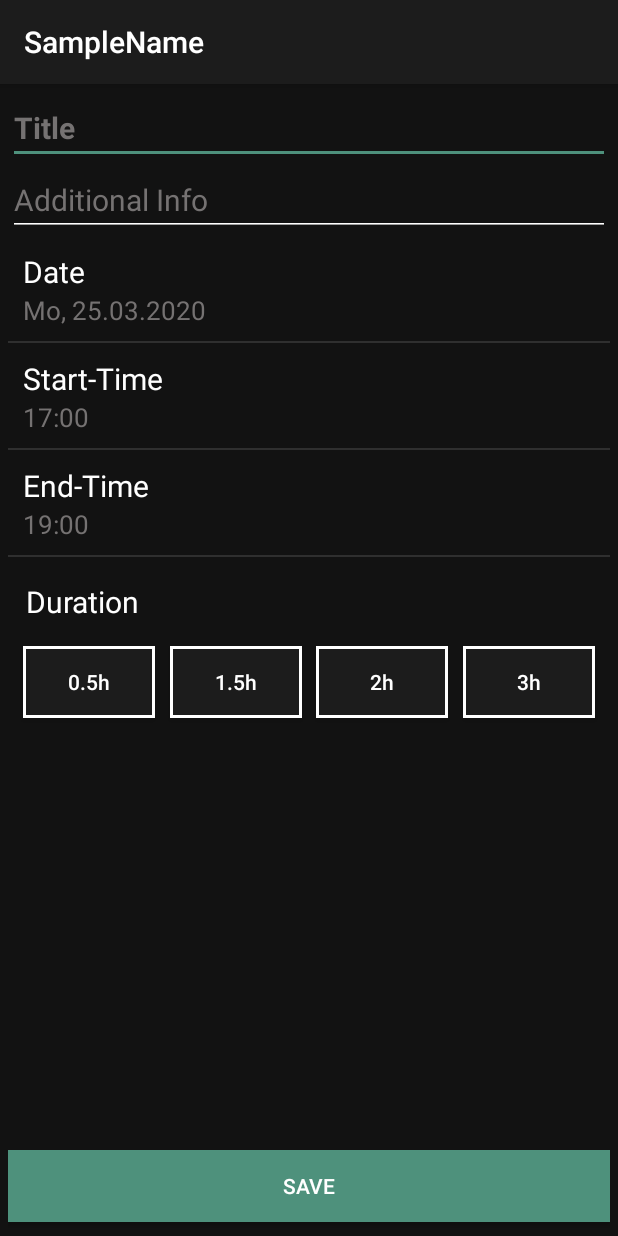
After one commit to RayLeaf-Studios/PocketPlan, an Android app: the fragment CreateTermFragment shown on its own in the app's theme, on a phone screen of 412 x 824 dp. The commit adds this screen. Run offline under Robolectric (Android 15) with nearby library versions, the phone set to English and light mode, and no system bars; Roboto replaces fonts that are not available here.

Commit message:
foundation for calender UI

```diff
--- a/app/src/main/java/com/example/j7_003/ToDo.txt
+++ b/app/src/main/java/com/example/j7_003/ToDo.txt
@@ -58,11 +58,10 @@ Modules: test test
     7 MainPanel
 
 important Tasks:
-    - fix and adapt sleep reminder remaining wake duration
-        -> rethink the SleepReminder to use different reminders for each week day
-
+     - fix remaining wake time string for every occasion (bis zur wakeup time, verbal ins bett schicken)
 
 random tasks:
+    - live update sleepreminder time
     - design home panel
     - optimize ui updating in sleep fragment
     - remove ability to scroll in addtask textline
--- /dev/null
+++ b/app/src/main/java/com/example/j7_003/fragments/CreateTermFragment.kt
@@ -0,0 +1,112 @@
+package com.example.j7_003.fragments
+
+import android.os.Bundle
+import androidx.fragment.app.Fragment
+import android.view.LayoutInflater
+import android.view.View
+import android.view.ViewGroup
+import android.widget.Button
+import android.widget.DatePicker
+import android.widget.EditText
+import android.widget.TextView
+import androidx.constraintlayout.widget.ConstraintLayout
+import com.example.j7_003.R
+import kotlinx.android.synthetic.main.fragment_create_term.view.*
+import kotlinx.android.synthetic.main.fragment_write_note.*
+import org.w3c.dom.Text
+
+/**
+ * A simple [Fragment] subclass.
+ */
+class CreateTermFragment : Fragment() {
+
+    lateinit var etTermTitle: EditText
+    lateinit var etTermInfo: EditText
+    lateinit var tvTermDate: TextView
+    lateinit var tvTermTime: TextView
+
+    lateinit var panelTermDate: ConstraintLayout
+    lateinit var panelTermTime: ConstraintLayout
+
+    lateinit var btnDuration30m: Button
+    lateinit var btnDuration90m: Button
+    lateinit var btnDuration120m: Button
+    lateinit var btnDuration180m: Button
+
+    lateinit var btnSaveTerm: Button
+    lateinit var myView: View
+
+
+    override fun onCreateView(
+        inflater: LayoutInflater, container: ViewGroup?,
+        savedInstanceState: Bundle?
+    ): View? {
+        myView = inflater.inflate(R.layout.fragment_create_term, container, false)
+
+        //input for title and info
+        etTermTitle = myView.etTermTitle
+        etTermInfo = myView.etTermInfo
+
+        //display of date and time
+         tvTermDate = myView.tvTermDate
+         tvTermTime = myView.tvTermTime
+
+        //panels to tap to pick date and time
+         panelTermDate = myView.panelTermDate
+         panelTermTime = myView.panelTermTime
+
+        //buttons for quick duration
+         btnDuration30m = myView.btnDuration30m
+         btnDuration90m = myView.btnDuration90m
+         btnDuration120m = myView.btnDuration120m
+         btnDuration180m = myView.btnDuration180m
+
+        //button to save term
+         btnSaveTerm = myView.btnSaveTerm
+
+        //duration button onclick listeners
+        btnDuration30m.setOnClickListener{
+            addDuration(30)
+        }
+
+        btnDuration90m.setOnClickListener{
+            addDuration(90)
+        }
+
+        btnDuration120m.setOnClickListener{
+            addDuration(120)
+        }
+
+        btnDuration180m.setOnClickListener{
+            addDuration(180)
+        }
+
+        //time and date panels
+        panelTermDate.setOnClickListener{
+            openDatePicker()
+        }
+
+        panelTermTime.setOnClickListener{
+            openTimePicker()
+        }
+
+        btnSaveTerm.setOnClickListener(){
+            saveTerm()
+        }
+        return myView
+    }
+
+    fun addDuration(minutes: Int){
+
+    }
+
+    fun saveTerm(){
+        val termTitle = etTermTitle.text
+        val termInfo = etTermInfo.text
+    }
+
+    fun openDatePicker(){}
+
+    fun openTimePicker(){}
+
+}
--- /dev/null
+++ b/app/src/main/res/drawable/line_white.xml
@@ -0,0 +1,15 @@
+<?xml version="1.0" encoding="utf-8"?>
+<shape xmlns:android="http://schemas.android.com/apk/res/android" >
+    <stroke
+        android:width="2dp"
+        android:color="@color/colorOnBackGround" />
+
+    <solid android:color="@color/colorBackgroundElevated" />
+    <padding
+        android:left="1dp"
+        android:right="1dp"
+        android:bottom="1dp"
+        android:top="1dp" />
+
+    <corners android:radius="0dp" />
+</shape>
--- a/app/src/main/res/layout/fragment_calender.xml
+++ b/app/src/main/res/layout/fragment_calender.xml
@@ -8,16 +8,5 @@
     android:background="@color/colorBackground"
     tools:context=".fragments.CalenderFragment">
 
-    <TextView
-        android:id="@+id/textView"
-        android:layout_width="wrap_content"
-        android:layout_height="wrap_content"
-        android:text="Calender"
-        android:textColor="@color/colorOnBackGround"
-        android:textSize="30sp"
-        app:layout_constraintBottom_toBottomOf="parent"
-        app:layout_constraintEnd_toEndOf="parent"
-        app:layout_constraintStart_toStartOf="parent"
-        app:layout_constraintTop_toTopOf="parent" />
 
 </androidx.constraintlayout.widget.ConstraintLayout>
--- /dev/null
+++ b/app/src/main/res/layout/fragment_create_term.xml
@@ -0,0 +1,244 @@
+<?xml version="1.0" encoding="utf-8"?>
+<androidx.constraintlayout.widget.ConstraintLayout xmlns:android="http://schemas.android.com/apk/res/android"
+    xmlns:app="http://schemas.android.com/apk/res-auto"
+    xmlns:tools="http://schemas.android.com/tools"
+    android:layout_width="match_parent"
+    android:layout_height="match_parent"
+    android:background="@color/colorBackground"
+    android:padding="5dp">
+
+    <EditText
+        android:id="@+id/etTermTitle"
+        android:layout_width="match_parent"
+        android:layout_height="wrap_content"
+        android:ems="10"
+        android:gravity="start"
+        android:hint="Title"
+        android:inputType="text"
+        android:maxLength="40"
+        android:textColor="@color/colorOnBackGround"
+        android:textColorHint="@color/colorHint"
+        android:textSize="20sp"
+        android:textStyle="bold"
+        app:layout_constraintEnd_toEndOf="parent"
+        app:layout_constraintStart_toStartOf="parent"
+        app:layout_constraintTop_toTopOf="parent" />
+
+    <EditText
+        android:id="@+id/etTermInfo"
+        android:layout_width="match_parent"
+        android:layout_height="wrap_content"
+        android:ems="10"
+        android:gravity="start"
+        android:hint="Additional Info"
+        android:inputType="text"
+        android:maxLength="40"
+        android:textColor="@color/colorOnBackGround"
+        android:textColorHint="@color/colorHint"
+        android:textSize="20sp"
+        android:textStyle="normal"
+        app:layout_constraintEnd_toEndOf="parent"
+        app:layout_constraintStart_toStartOf="parent"
+        app:layout_constraintTop_toBottomOf="@+id/etTermTitle" />
+
+    <androidx.constraintlayout.widget.ConstraintLayout
+        android:id="@+id/panelTermDate"
+        android:layout_width="match_parent"
+        android:layout_height="wrap_content"
+        android:background="?attr/selectableItemBackground"
+        android:clickable="true"
+        android:focusable="true"
+        android:padding="10dp"
+        app:layout_constraintStart_toStartOf="parent"
+        app:layout_constraintTop_toBottomOf="@id/etTermInfo">
+
+        <TextView
+            android:id="@+id/tvTermTimePanel"
+            android:layout_width="wrap_content"
+            android:layout_height="wrap_content"
+            android:text="Date"
+            android:textColor="@color/colorOnBackGround"
+            android:textSize="20sp"
+            app:layout_constraintStart_toStartOf="parent"
+            app:layout_constraintTop_toTopOf="parent" />
+
+        <TextView
+            android:id="@+id/tvTermDate"
+            android:layout_width="wrap_content"
+            android:layout_height="wrap_content"
+            android:text="Mo, 25.03.2020"
+            android:textColor="@color/colorHint"
+            android:textSize="17sp"
+
+            app:layout_constraintStart_toStartOf="parent"
+            app:layout_constraintTop_toBottomOf="@+id/tvTermTimePanel" />
+
+    </androidx.constraintlayout.widget.ConstraintLayout>
+
+    <View
+        android:id="@+id/dividerBelowTermDate"
+        android:layout_width="match_parent"
+        android:layout_height="1dp"
+        android:background="?android:attr/listDivider"
+        app:layout_constraintBottom_toBottomOf="@+id/panelTermDate"
+        tools:layout_editor_absoluteX="5dp" />
+
+    <androidx.constraintlayout.widget.ConstraintLayout
+        android:id="@+id/panelTermTime"
+        android:layout_width="match_parent"
+        android:layout_height="wrap_content"
+        android:background="?attr/selectableItemBackground"
+        android:clickable="true"
+        android:focusable="true"
+        android:padding="10dp"
+        app:layout_constraintStart_toStartOf="parent"
+        app:layout_constraintTop_toBottomOf="@id/panelTermDate">
+
+        <TextView
+            android:id="@+id/tvTermTimeTitel"
+            android:layout_width="wrap_content"
+            android:layout_height="wrap_content"
+            android:text="Start-Time"
+            android:textColor="@color/colorOnBackGround"
+            android:textSize="20sp"
+            app:layout_constraintStart_toStartOf="parent"
+            app:layout_constraintTop_toTopOf="parent" />
+
+        <TextView
+            android:id="@+id/tvTermTime"
+            android:layout_width="wrap_content"
+            android:layout_height="wrap_content"
+            android:text="17:00"
+            android:textColor="@color/colorHint"
+            android:textSize="17sp"
+
+            app:layout_constraintStart_toStartOf="parent"
+            app:layout_constraintTop_toBottomOf="@+id/tvTermTimeTitel" />
+
+    </androidx.constraintlayout.widget.ConstraintLayout>
+
+    <View
+        android:id="@+id/dividerBelowStartTime"
+        android:layout_width="match_parent"
+        android:layout_height="1dp"
+        android:background="?android:attr/listDivider"
+        app:layout_constraintBottom_toBottomOf="@+id/panelTermTime"
+        tools:layout_editor_absoluteX="5dp" />
+
+    <androidx.constraintlayout.widget.ConstraintLayout
+        android:id="@+id/panelTermEndTime"
+        android:layout_width="match_parent"
+        android:layout_height="wrap_content"
+        android:background="?attr/selectableItemBackground"
+        android:clickable="true"
+        android:focusable="true"
+        android:padding="10dp"
+        app:layout_constraintStart_toStartOf="parent"
+        app:layout_constraintTop_toBottomOf="@id/panelTermTime">
+
+        <TextView
+            android:id="@+id/tvTermEndTimeTitel"
+            android:layout_width="wrap_content"
+            android:layout_height="wrap_content"
+            android:text="End-Time"
+            android:textColor="@color/colorOnBackGround"
+            android:textSize="20sp"
+            app:layout_constraintStart_toStartOf="parent"
+            app:layout_constraintTop_toTopOf="parent" />
+
+        <TextView
+            android:id="@+id/tvTermEndTime"
+            android:layout_width="wrap_content"
+            android:layout_height="wrap_content"
+            android:text="19:00"
+            android:textColor="@color/colorHint"
+            android:textSize="17sp"
+
+            app:layout_constraintStart_toStartOf="parent"
+            app:layout_constraintTop_toBottomOf="@+id/tvTermEndTimeTitel" />
+
+    </androidx.constraintlayout.widget.ConstraintLayout>
+
+    <View
+        android:id="@+id/dividerBelowWakeTime"
+        android:layout_width="match_parent"
+        android:layout_height="1dp"
+        android:background="?android:attr/listDivider"
+        app:layout_constraintBottom_toBottomOf="@+id/panelTermEndTime"
+        tools:layout_editor_absoluteX="5dp" />
+
+    <TextView
+        android:id="@+id/text3"
+        android:layout_width="wrap_content"
+        android:layout_height="wrap_content"
+        android:layout_marginStart="12dp"
+        android:layout_marginTop="16dp"
+        android:text="Duration"
+        android:textColor="@color/colorOnBackGround"
+        android:textSize="20sp"
+        app:layout_constraintStart_toStartOf="parent"
+        app:layout_constraintTop_toBottomOf="@+id/dividerBelowWakeTime" />
+
+    <Button
+        android:id="@+id/btnSaveTerm"
+        android:layout_width="match_parent"
+        android:layout_height="wrap_content"
+        android:layout_marginBottom="4dp"
+        android:background="@color/colorAccent"
+        android:text="SAVE"
+        app:layout_constraintBottom_toBottomOf="parent"
+        app:layout_constraintEnd_toEndOf="parent"
+        app:layout_constraintHorizontal_bias="0.498"
+        app:layout_constraintStart_toStartOf="parent" />
+
+
+
+    <Button
+        android:id="@+id/btnDuration30m"
+        android:layout_width="wrap_content"
+        android:layout_height="wrap_content"
+        android:layout_marginTop="16dp"
+        android:background="@drawable/line_white"
+        android:text="0.5h"
+        android:textAllCaps="false"
+        app:layout_constraintEnd_toStartOf="@+id/btnDuration90m"
+        app:layout_constraintHorizontal_bias="0.5"
+        app:layout_constraintStart_toStartOf="parent"
+        app:layout_constraintTop_toBottomOf="@+id/text3" />
+
+    <Button
+        android:id="@+id/btnDuration90m"
+        android:layout_width="wrap_content"
+        android:layout_height="wrap_content"
+        android:background="@drawable/line_white"
+        android:text="1.5h"
+        android:textAllCaps="false"
+        app:layout_constraintBottom_toBottomOf="@+id/btnDuration30m"
+        app:layout_constraintEnd_toStartOf="@+id/btnDuration120m"
+        app:layout_constraintHorizontal_bias="0.5"
+        app:layout_constraintStart_toEndOf="@+id/btnDuration30m" />
+
+    <Button
+        android:id="@+id/btnDuration120m"
+        android:layout_width="wrap_content"
+        android:layout_height="wrap_content"
+        android:background="@drawable/line_white"
+        android:text="2h"
+        android:textAllCaps="false"
+        app:layout_constraintBottom_toBottomOf="@+id/btnDuration90m"
+        app:layout_constraintEnd_toStartOf="@+id/btnDuration180m"
+        app:layout_constraintHorizontal_bias="0.5"
+        app:layout_constraintStart_toEndOf="@+id/btnDuration90m" />
+    <Button
+        android:id="@+id/btnDuration180m"
+        android:layout_width="wrap_content"
+        android:layout_height="wrap_content"
+        android:background="@drawable/line_white"
+        android:text="3h"
+        android:textAllCaps="false"
+        app:layout_constraintBottom_toBottomOf="@+id/btnDuration120m"
+        app:layout_constraintEnd_toEndOf="parent"
+        app:layout_constraintHorizontal_bias="0.5"
+        app:layout_constraintStart_toEndOf="@+id/btnDuration120m" />
+
+</androidx.constraintlayout.widget.ConstraintLayout>
```
